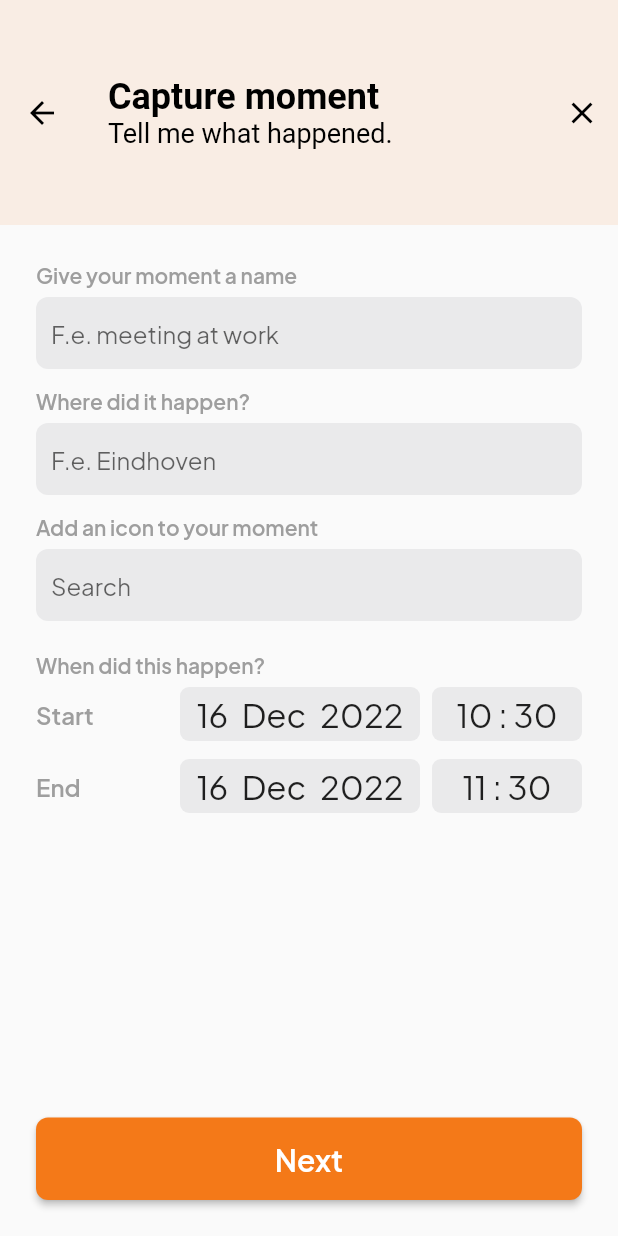
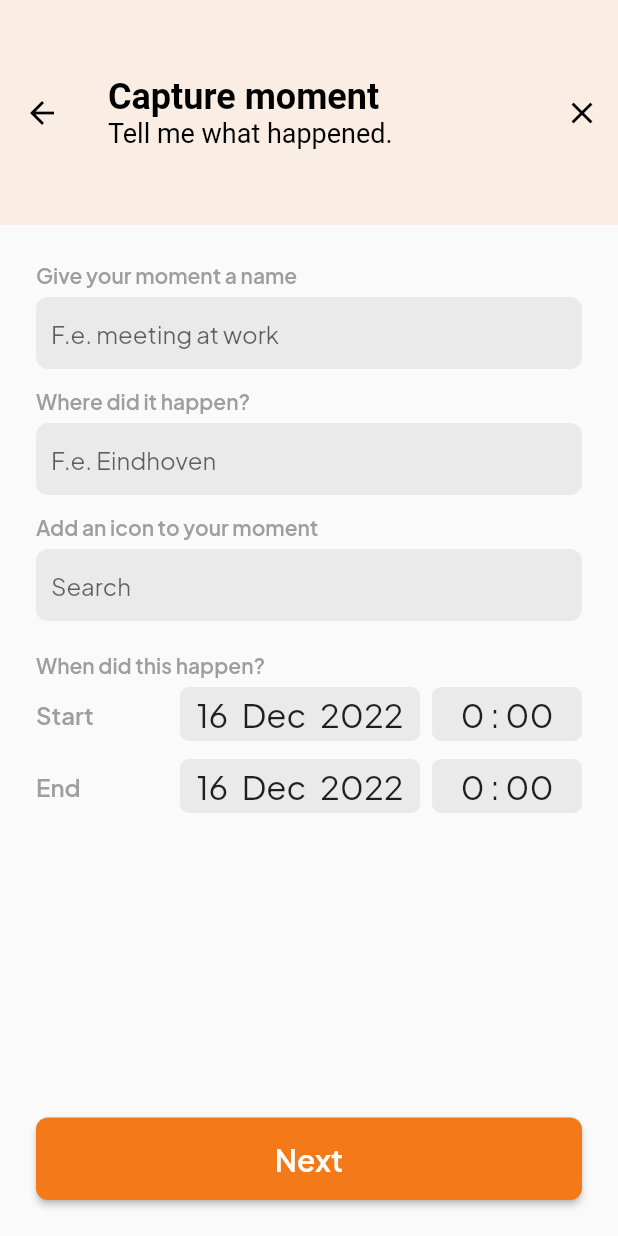
Before and after one commit to dirkzon/Moodlet, a Flutter app: the JournalScreen screen opened directly, scrolled down 90 dp, after a tap on "Capture a new moment", on a phone screen of 412 x 824 dp. Run offline on Flutter 3.47's test engine with Material 2 defaults, Android fonts, the phone set to English and light mode, and no system bars; our stand-ins replace charts_flutter, flutter_blue, hive, hive_flutter; missing offline and left inert: cron, dart:ffi; accounts and stored records are empty.

Commit message:
Added mm level to Moments and made some UI improvements

```diff
--- a/lib/comms/hive/models/hiveMoment.dart
+++ b/lib/comms/hive/models/hiveMoment.dart
@@ -1,6 +1,4 @@
 import 'package:hive/hive.dart';
-import '../../../moment/momentEnums.dart';
-import '../../../moment/moment_categories.dart';
 
 part 'hiveMoment.g.dart';
 
@@ -16,6 +14,9 @@ class HiveMoment extends HiveObject {
     required this.arousal,
     required this.dominance,
     required this.additionalNotes,
+    required this.averageMM,
+    required this.groundMM,
+    required this.peakMM,
   });
 
   @HiveField(0)
@@ -44,4 +45,13 @@ class HiveMoment extends HiveObject {
 
   @HiveField(8)
   String additionalNotes;
+
+  @HiveField(9)
+  int averageMM;
+
+  @HiveField(10)
+  int groundMM;
+
+  @HiveField(11)
+  int peakMM;
 }
--- a/lib/moment/moment_manager.dart
+++ b/lib/moment/moment_manager.dart
@@ -71,9 +71,14 @@ class MomentManager with ChangeNotifier {
     endDate = DateTime.now().add(const Duration(hours: 1));
     name = "";
     location = "";
+    categories.clear();
     pleasure = Pleasure.neutral;
     arousal = Arousal.neutral;
     dominance = Dominance.neutral;
     additionalNotes = "";
   }
+
+  bool isValid() {
+    return name != "" && startDate.compareTo(endDate) <= 0;
+  }
 }
--- a/lib/pages/journal_page/journal_screen.dart
+++ b/lib/pages/journal_page/journal_screen.dart
@@ -5,6 +5,7 @@ import 'package:bletest/comms/hive/models/hiveMoment.dart';
 import 'package:intl/intl.dart';
 import 'package:flutter/material.dart';
 import 'package:provider/provider.dart';
+import '../../moment/moment_manager.dart';
 import '../common_components/month_selector.dart';
 import '../common_components/timeframe_slector.dart';
 
@@ -84,6 +85,8 @@ class _JournalScreenState extends State<JournalScreen> {
     HiveMomentRepository repository =
         Provider.of<HiveMomentRepository>(context);
 
+    MomentManager manager = Provider.of<MomentManager>(context);
+
     List<HiveMoment> moments = repository.getMoments(start, end);
 
     return Scaffold(
@@ -146,11 +149,14 @@ class _JournalScreenState extends State<JournalScreen> {
                             child:
                                 Row(mainAxisSize: MainAxisSize.min, children: [
                               //Time element
-                              Column(
+                              SizedBox(
+                                width: 35,
+                                child: Column(
                                     mainAxisAlignment: MainAxisAlignment.center,
                                     children: [
                                       Text(
-                                        DateFormat('HH:mm').format(e.startDate),
+                                          DateFormat('HH:mm')
+                                              .format(e.startDate),
                                           style: TextStyle(
                                               fontWeight: FontWeight.w500,
                                               fontSize: 12,
@@ -160,12 +166,14 @@ class _JournalScreenState extends State<JournalScreen> {
                                               fontWeight: FontWeight.w500,
                                               fontSize: 12,
                                               color: Colors.grey)),
-                                    Text(DateFormat('HH:mm').format(e.endDate),
+                                      Text(
+                                          DateFormat('HH:mm').format(e.endDate),
                                           style: TextStyle(
                                               fontWeight: FontWeight.w500,
                                               fontSize: 12,
                                               color: Colors.grey)),
                                     ]),
+                              ),
 
                               // Moodle
                               Container(
@@ -220,23 +228,29 @@ class _JournalScreenState extends State<JournalScreen> {
                               icon: Icon(Icons.keyboard_arrow_right_outlined),
                               iconSize: 35,
                               color: Colors.grey,
-                            onPressed: () => Navigator.push(
+                              onPressed: () {
+                                Navigator.push(
                                     context,
                                     MaterialPageRoute(
-                                    builder: ((context) => MomentDetailsScreen(
+                                        builder: ((context) =>
+                                            MomentDetailsScreen(
                                               momentId: e.key,
-                                        )))),
-                          ),
+                                            ))));
+                              }),
                         ]))))
                     .toList(),
               ),
               Container(
                 margin: const EdgeInsets.all(24.0),
                 child: ElevatedButton(
-                    onPressed: () => Navigator.push(
+                    onPressed: () {
+                      manager.setStartDate(start);
+                      manager.setEndDate(start);
+                      Navigator.push(
                           context,
                           MaterialPageRoute(
-                            builder: ((context) => const AddMomentScreen()))),
+                              builder: ((context) => const AddMomentScreen())));
+                    },
                     child: Row(
                       children: const [
                         Text('Capture a new moment',
--- a/lib/pages/moment/add_moment_screen.dart
+++ b/lib/pages/moment/add_moment_screen.dart
@@ -172,37 +172,35 @@ class _AddMomentScreenState extends State<AddMomentScreen> {
                                                               .transparent))),
                                           width: 375,
                                           child: (Container(
-                                              margin: EdgeInsets.symmetric(
-                                                  horizontal: 6),
-                                              child: Row(children: [
-                                                Icon(
-                                                  e.value.icon,
-                                                ),
-                                                TextButton(
+                                              child: TextButton(
                                             style: TextButton.styleFrom(
-                                                    foregroundColor:
-                                                        Colors.grey,
-                                                    padding: const EdgeInsets
-                                                            .symmetric(
+                                              foregroundColor: Colors.grey,
+                                              padding:
+                                                  const EdgeInsets.symmetric(
                                                       horizontal: 12.0),
                                             ),
                                             child: Align(
-                                                      alignment:
-                                                          Alignment.topLeft,
-                                                      child:
-                                                          Text(e.value.name)),
+                                                alignment: Alignment.topLeft,
+                                                child: Row(
+                                                  children: [
+                                                    Container(
+                                                        margin: EdgeInsets.only(
+                                                            right: 6),
+                                                        child: Icon(
+                                                          e.value.icon,
+                                                        )),
+                                                    Text(e.value.name)
+                                                  ],
+                                                )),
                                             onPressed: () {
                                               List<MomentCategory> list =
                                                   manager.categories;
-                                                    if (!list
-                                                        .contains(e.value)) {
+                                              if (!list.contains(e.value)) {
                                                 list.add(e.value);
-                                                      manager
-                                                          .setCategories(list);
+                                                manager.setCategories(list);
                                               }
                                             },
-                                                )
-                                              ]))),
+                                          ))),
                                         ),
                                       )
                                       .toList(),
```
Also changed, not shown: lib/pages/moment/add_notes_to_moment_screen.dart (+27 -4 lines), lib/pages/moment/moment_details_screen.dart (+40 -13 lines), lib/comms/hive/models/hiveMoment.g.dart. Lines whose indentation alone changed are shown as unchanged.
